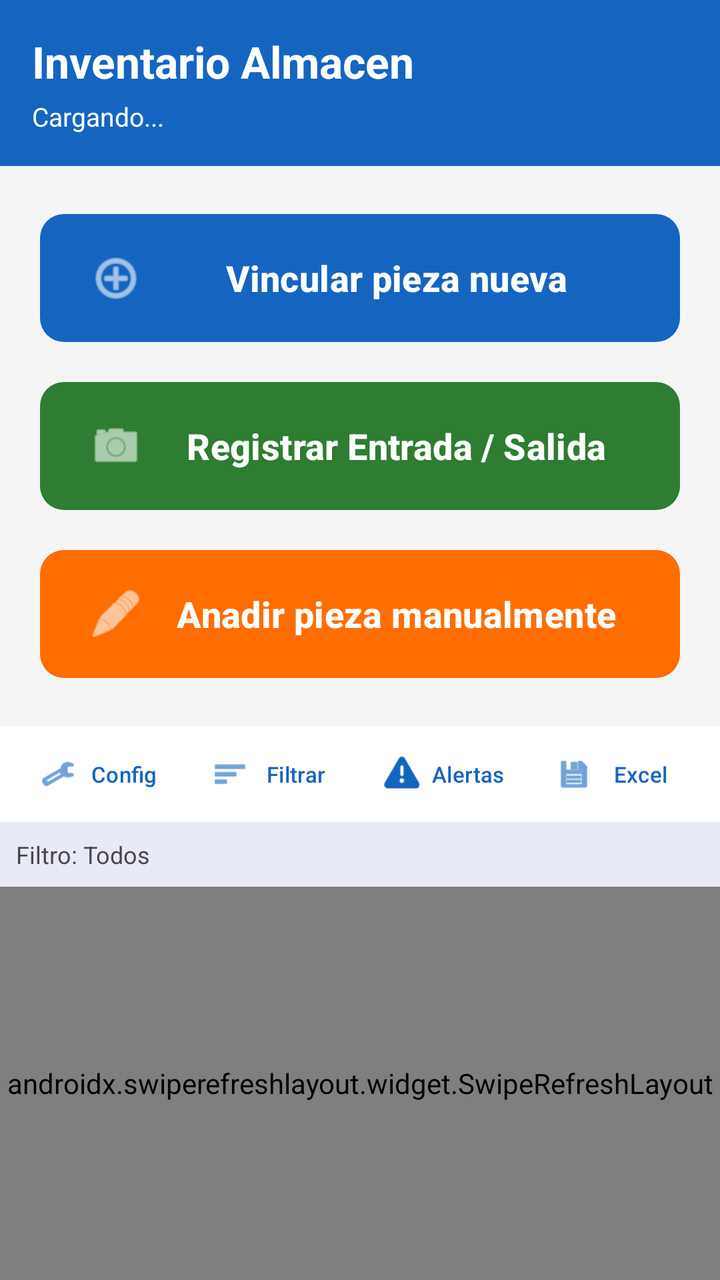
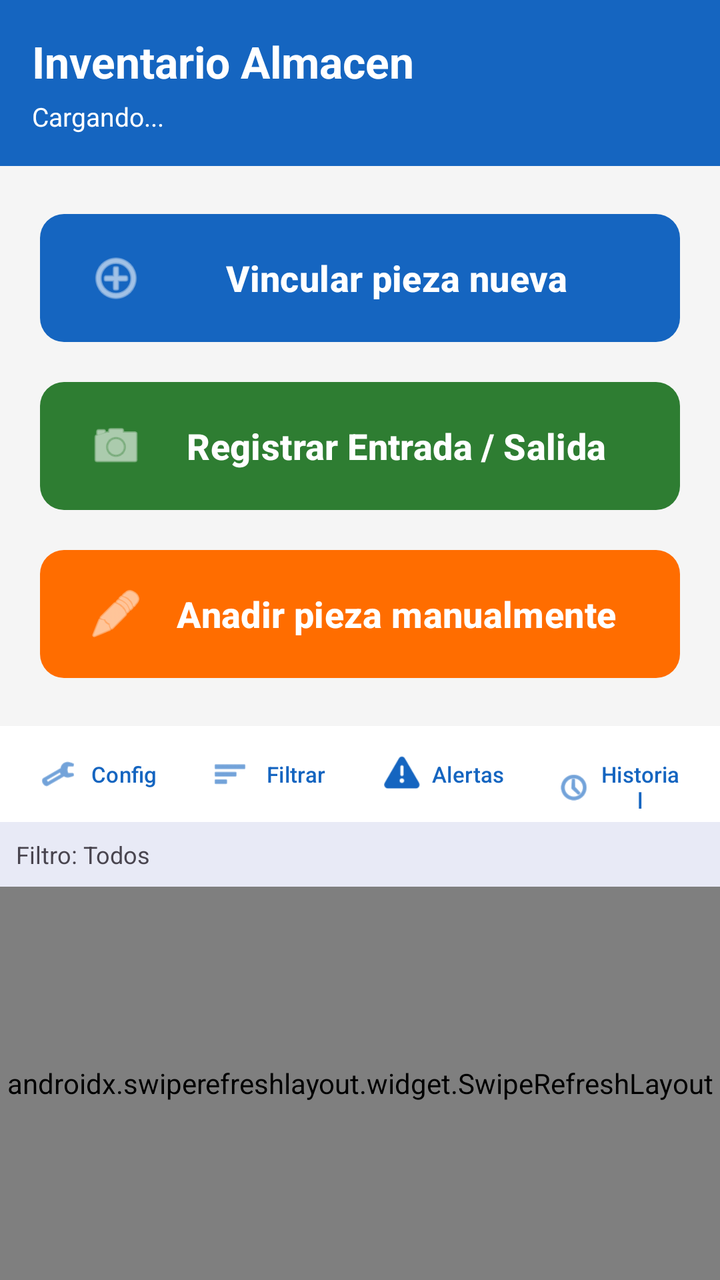

Compare the two renders of this Android layout. The source of the first and the diff that turns it into the second are given below.
<!-- AndroidManifest.xml: application theme Theme.InventarioAlmacen -->
<!-- res/layout/activity_main.xml -->
<?xml version="1.0" encoding="utf-8"?>
<androidx.constraintlayout.widget.ConstraintLayout
    xmlns:android="http://schemas.android.com/apk/res/android"
    xmlns:app="http://schemas.android.com/apk/res-auto"
    android:layout_width="match_parent"
    android:layout_height="match_parent"
    android:background="@color/background">

    
    <LinearLayout
        android:id="@+id/layoutHeader"
        android:layout_width="match_parent"
        android:layout_height="wrap_content"
        android:orientation="vertical"
        android:background="@color/primary"
        android:padding="16dp"
        app:layout_constraintTop_toTopOf="parent">

        <TextView
            android:layout_width="wrap_content"
            android:layout_height="wrap_content"
            android:text="Inventario Almacen"
            android:textColor="@android:color/white"
            android:textSize="22sp"
            android:textStyle="bold" />

        <TextView
            android:id="@+id/tvStats"
            android:layout_width="wrap_content"
            android:layout_height="wrap_content"
            android:text="Cargando..."
            android:textColor="@android:color/white"
            android:textSize="13sp"
            android:layout_marginTop="4dp" />
    </LinearLayout>

    
    <LinearLayout
        android:id="@+id/layoutMainButtons"
        android:layout_width="match_parent"
        android:layout_height="wrap_content"
        android:orientation="vertical"
        android:padding="20dp"
        app:layout_constraintTop_toBottomOf="@id/layoutHeader">

        
        <com.google.android.material.button.MaterialButton
            android:id="@+id/btnAddNew"
            android:layout_width="match_parent"
            android:layout_height="72dp"
            android:text="Vincular pieza nueva"
            android:textSize="18sp"
            android:textStyle="bold"
            android:textColor="@android:color/white"
            app:backgroundTint="@color/primary"
            app:icon="@android:drawable/ic_menu_add"
            app:iconTint="@android:color/white"
            app:iconSize="28dp"
            app:cornerRadius="12dp" />

        
        <com.google.android.material.button.MaterialButton
            android:id="@+id/btnEntryExit"
            android:layout_width="match_parent"
            android:layout_height="72dp"
            android:layout_marginTop="12dp"
            android:text="Registrar Entrada / Salida"
            android:textSize="18sp"
            android:textStyle="bold"
            android:textColor="@android:color/white"
            app:backgroundTint="@color/stock_ok"
            app:icon="@android:drawable/ic_menu_camera"
            app:iconTint="@android:color/white"
            app:iconSize="28dp"
            app:cornerRadius="12dp" />

        
        <com.google.android.material.button.MaterialButton
            android:id="@+id/btnManualEntry"
            android:layout_width="match_parent"
            android:layout_height="72dp"
            android:layout_marginTop="12dp"
            android:text="Anadir pieza manualmente"
            android:textSize="18sp"
            android:textStyle="bold"
            android:textColor="@android:color/white"
            app:backgroundTint="#FF6D00"
            app:icon="@android:drawable/ic_menu_edit"
            app:iconTint="@android:color/white"
            app:iconSize="28dp"
            app:cornerRadius="12dp" />

    </LinearLayout>

    
    <LinearLayout
        android:id="@+id/layoutActions"
        android:layout_width="match_parent"
        android:layout_height="wrap_content"
        android:orientation="horizontal"
        android:paddingStart="8dp"
        android:paddingEnd="8dp"
        android:background="@color/surface"
        app:layout_constraintTop_toBottomOf="@id/layoutMainButtons">

        <com.google.android.material.button.MaterialButton
            android:id="@+id/btnSetup"
            style="@style/Widget.Material3.Button.TextButton"
            android:layout_width="0dp"
            android:layout_height="wrap_content"
            android:layout_weight="1"
            android:text="Config"
            android:textSize="11sp"
            app:icon="@android:drawable/ic_menu_preferences" />

        <com.google.android.material.button.MaterialButton
            android:id="@+id/btnFilter"
            style="@style/Widget.Material3.Button.TextButton"
            android:layout_width="0dp"
            android:layout_height="wrap_content"
            android:layout_weight="1"
            android:text="Filtrar"
            android:textSize="11sp"
            app:icon="@android:drawable/ic_menu_sort_by_size" />

        <com.google.android.material.button.MaterialButton
            android:id="@+id/btnLowStock"
            style="@style/Widget.Material3.Button.TextButton"
            android:layout_width="0dp"
            android:layout_height="wrap_content"
            android:layout_weight="1"
            android:text="Alertas"
            android:textSize="11sp"
            app:icon="@android:drawable/ic_dialog_alert" />

        <com.google.android.material.button.MaterialButton
            android:id="@+id/btnExport"
            style="@style/Widget.Material3.Button.TextButton"
            android:layout_width="0dp"
            android:layout_height="wrap_content"
            android:layout_weight="1"
            android:text="Excel"
            android:textSize="11sp"
            app:icon="@android:drawable/ic_menu_save" />
    </LinearLayout>

    
    <TextView
        android:id="@+id/tvFilter"
        android:layout_width="match_parent"
        android:layout_height="wrap_content"
        android:padding="8dp"
        android:text="Filtro: Todos"
        android:textSize="12sp"
        android:background="@color/filter_bg"
        app:layout_constraintTop_toBottomOf="@id/layoutActions" />

    
    <LinearLayout
        android:id="@+id/layoutSetupPrompt"
        android:layout_width="match_parent"
        android:layout_height="wrap_content"
        android:orientation="vertical"
        android:gravity="center"
        android:padding="32dp"
        android:visibility="gone"
        app:layout_constraintTop_toBottomOf="@id/tvFilter"
        app:layout_constraintBottom_toBottomOf="parent">

        <TextView
            android:layout_width="wrap_content"
            android:layout_height="wrap_content"
            android:text="Configura tu Google Sheets"
            android:textSize="18sp"
            android:textStyle="bold" />

        <TextView
            android:layout_width="wrap_content"
            android:layout_height="wrap_content"
            android:text="Pulsa Config para conectar tu hoja de calculo"
            android:textSize="14sp"
            android:layout_marginTop="8dp" />
    </LinearLayout>

    
    <androidx.swiperefreshlayout.widget.SwipeRefreshLayout
        android:id="@+id/swipeRefresh"
        android:layout_width="match_parent"
        android:layout_height="0dp"
        app:layout_constraintTop_toBottomOf="@id/tvFilter"
        app:layout_constraintBottom_toBottomOf="parent">

        <androidx.recyclerview.widget.RecyclerView
            android:id="@+id/recyclerProducts"
            android:layout_width="match_parent"
            android:layout_height="match_parent"
            android:clipToPadding="false"
            android:paddingBottom="20dp" />
    </androidx.swiperefreshlayout.widget.SwipeRefreshLayout>

</androidx.constraintlayout.widget.ConstraintLayout>
<!-- resources referenced by this layout -->
<resources>
  <color name="background">#F5F5F5</color>
  <color name="filter_bg">#E8EAF6</color>
  <color name="primary">#1565C0</color>
  <color name="stock_ok">#2E7D32</color>
  <color name="surface">#FFFFFF</color>
  <style name="Theme.InventarioAlmacen" parent="Theme.Material3.Light.NoActionBar">
          <item name="colorPrimary">@color/primary</item>
          <item name="colorPrimaryDark">@color/primary_dark</item>
          <item name="colorAccent">@color/accent</item>
          <item name="android:statusBarColor">@color/primary_dark</item>
      </style>
  <color name="primary_dark">#0D47A1</color>
  <color name="accent">#FF6F00</color>
</resources>

<!-- the commit's change to res/layout/activity_main.xml (unified diff, before → after) -->
@@ -134,14 +134,14 @@
             app:icon="@android:drawable/ic_dialog_alert" />
 
         <com.google.android.material.button.MaterialButton
-            android:id="@+id/btnExport"
-            style="@style/Widget.Material3.Button.TextButton"
-            android:layout_width="0dp"
-            android:layout_height="wrap_content"
-            android:layout_weight="1"
-            android:text="Excel"
-            android:textSize="11sp"
-            app:icon="@android:drawable/ic_menu_save" />
+            android:id="@+id/btnHistory"
+            style="@style/Widget.Material3.Button.TextButton"
+            android:layout_width="0dp"
+            android:layout_height="wrap_content"
+            android:layout_weight="1"
+            android:text="Historial"
+            android:textSize="11sp"
+            app:icon="@android:drawable/ic_menu_recent_history" />
     </LinearLayout>
 
     
